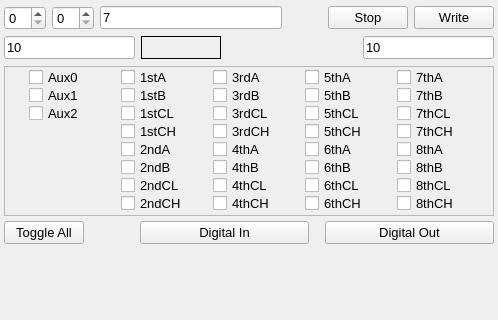
Old version of the form diosubwidget.ui in the repository MccDv/universaltest; both pictures show x 0 to 498 and y 0 to 320 of the 498 by 487 pixel window.
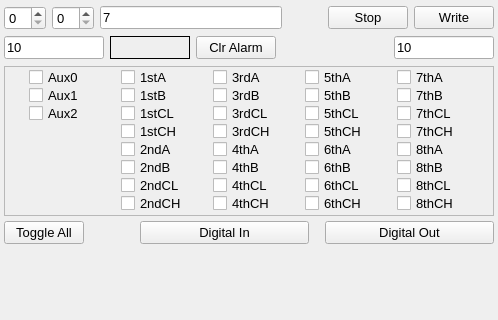
New version of the form. The open tabs and pages were chosen to show the change. Custom widgets are drawn as their Qt base class.

Diff of the .ui file:
```diff
--- a/diosubwidget.ui
+++ b/diosubwidget.ui
@@ -201,6 +201,13 @@
         </property>
        </widget>
       </item>
+      <item>
+       <widget class="QPushButton" name="cmdClrAlarm">
+        <property name="text">
+         <string>Clr Alarm</string>
+        </property>
+       </widget>
+      </item>
       <item>
        <spacer name="horizontalSpacer_3">
         <property name="orientation">
```
Left out of the diff: 2 changed lines with no effect on the pictures.
